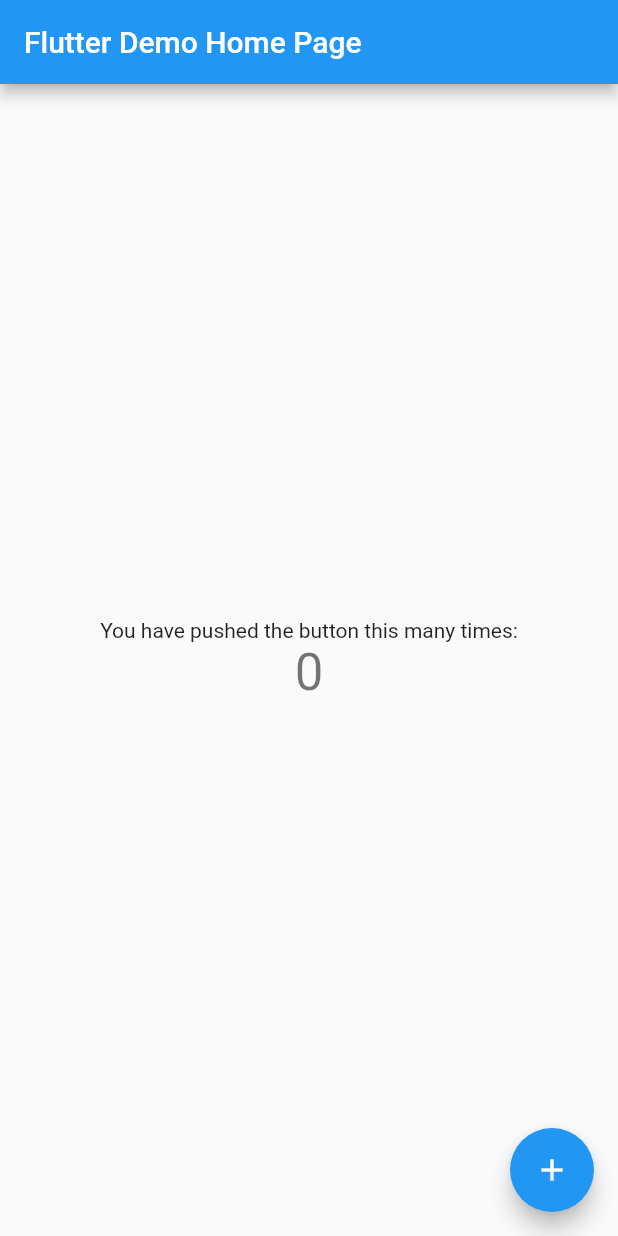
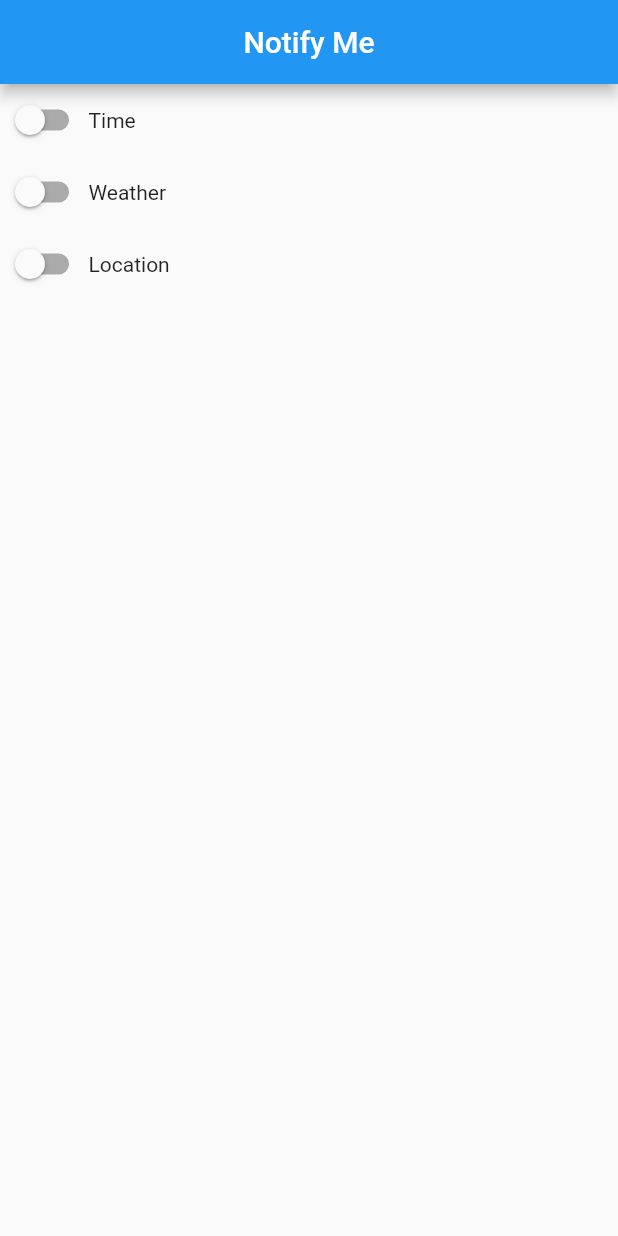
Before and after one commit to engincanik/notify-me, a Flutter app: the screen it shows after launch, on a phone screen of 412 x 824 dp. Run offline on Flutter 3.47's test engine with Material 2 defaults, Android fonts, the phone set to English and light mode, and no system bars.

Commit message:
create data and models, add listview to homepage

```diff
--- /dev/null
+++ b/lib/data/option_data.dart
@@ -0,0 +1,7 @@
+import 'package:notify_me/models/condition_info.dart';
+
+List<ConditionInfo> conditions = [
+  ConditionInfo('Time', false),
+  ConditionInfo('Weather', false),
+  ConditionInfo('Location', false)
+];
--- a/lib/main.dart
+++ b/lib/main.dart
@@ -1,113 +1,47 @@
 import 'package:flutter/material.dart';
+import 'package:notify_me/data/option_data.dart';
 
 void main() {
-  runApp(MyApp());
+  runApp(HomePage());
 }
 
-class MyApp extends StatelessWidget {
-  // This widget is the root of your application.
+class HomePage extends StatefulWidget {
+  @override
+  _HomePageState createState() => _HomePageState();
+}
+
+class _HomePageState extends State<HomePage> {
   @override
   Widget build(BuildContext context) {
     return MaterialApp(
-      title: 'Flutter Demo',
-      theme: ThemeData(
-        // This is the theme of your application.
-        //
-        // Try running your application with "flutter run". You'll see the
-        // application has a blue toolbar. Then, without quitting the app, try
-        // changing the primarySwatch below to Colors.green and then invoke
-        // "hot reload" (press "r" in the console where you ran "flutter run",
-        // or simply save your changes to "hot reload" in a Flutter IDE).
-        // Notice that the counter didn't reset back to zero; the application
-        // is not restarted.
-        primarySwatch: Colors.blue,
+      title: 'Notify Me',
+      home: Scaffold(
+        appBar: AppBar(
+          centerTitle: true,
+          title: const Text(
+            'Notify Me',
+          ),
+        ),
+        body: SafeArea(
+          child: ListView(
+            children: conditions.map((condition) {
+              return Row(
+                children: [
+                  Switch(
+                    value: condition.isActive,
+                    onChanged: (value) {
+                      setState(() {
+                        condition.isActive = value;
+                      });
+                    },
+                  ),
+                  Text(condition.name)
+                ],
+              );
+            }).toList(),
+          ),
+        ),
       ),
-      home: MyHomePage(title: 'Flutter Demo Home Page'),
     );
   }
 }
-
-class MyHomePage extends StatefulWidget {
-  MyHomePage({Key key, this.title}) : super(key: key);
-
-  // This widget is the home page of your application. It is stateful, meaning
-  // that it has a State object (defined below) that contains fields that affect
-  // how it looks.
-
-  // This class is the configuration for the state. It holds the values (in this
-  // case the title) provided by the parent (in this case the App widget) and
-  // used by the build method of the State. Fields in a Widget subclass are
-  // always marked "final".
-
-  final String title;
-
-  @override
-  _MyHomePageState createState() => _MyHomePageState();
-}
-
-class _MyHomePageState extends State<MyHomePage> {
-  int _counter = 0;
-
-  void _incrementCounter() {
-    setState(() {
-      // This call to setState tells the Flutter framework that something has
-      // changed in this State, which causes it to rerun the build method below
-      // so that the display can reflect the updated values. If we changed
-      // _counter without calling setState(), then the build method would not be
-      // called again, and so nothing would appear to happen.
-      _counter++;
-    });
-  }
-
-  @override
-  Widget build(BuildContext context) {
-    // This method is rerun every time setState is called, for instance as done
-    // by the _incrementCounter method above.
-    //
-    // The Flutter framework has been optimized to make rerunning build methods
-    // fast, so that you can just rebuild anything that needs updating rather
-    // than having to individually change instances of widgets.
-    return Scaffold(
-      appBar: AppBar(
-        // Here we take the value from the MyHomePage object that was created by
-        // the App.build method, and use it to set our appbar title.
-        title: Text(widget.title),
-      ),
-      body: Center(
-        // Center is a layout widget. It takes a single child and positions it
-        // in the middle of the parent.
-        child: Column(
-          // Column is also a layout widget. It takes a list of children and
-          // arranges them vertically. By default, it sizes itself to fit its
-          // children horizontally, and tries to be as tall as its parent.
-          //
-          // Invoke "debug painting" (press "p" in the console, choose the
-          // "Toggle Debug Paint" action from the Flutter Inspector in Android
-          // Studio, or the "Toggle Debug Paint" command in Visual Studio Code)
-          // to see the wireframe for each widget.
-          //
-          // Column has various properties to control how it sizes itself and
-          // how it positions its children. Here we use mainAxisAlignment to
-          // center the children vertically; the main axis here is the vertical
-          // axis because Columns are vertical (the cross axis would be
-          // horizontal).
-          mainAxisAlignment: MainAxisAlignment.center,
-          children: <Widget>[
-            Text(
-              'You have pushed the button this many times:',
-            ),
-            Text(
-              '$_counter',
-              style: Theme.of(context).textTheme.headline4,
-            ),
-          ],
-        ),
-      ),
-      floatingActionButton: FloatingActionButton(
-        onPressed: _incrementCounter,
-        tooltip: 'Increment',
-        child: Icon(Icons.add),
-      ), // This trailing comma makes auto-formatting nicer for build methods.
-    );
-  }
-}
--- /dev/null
+++ b/lib/models/condition_info.dart
@@ -0,0 +1,6 @@
+class ConditionInfo {
+  bool isActive;
+  String name;
+
+  ConditionInfo(this.name, this.isActive);
+}
```
Also changed, not shown: 1 other file.
